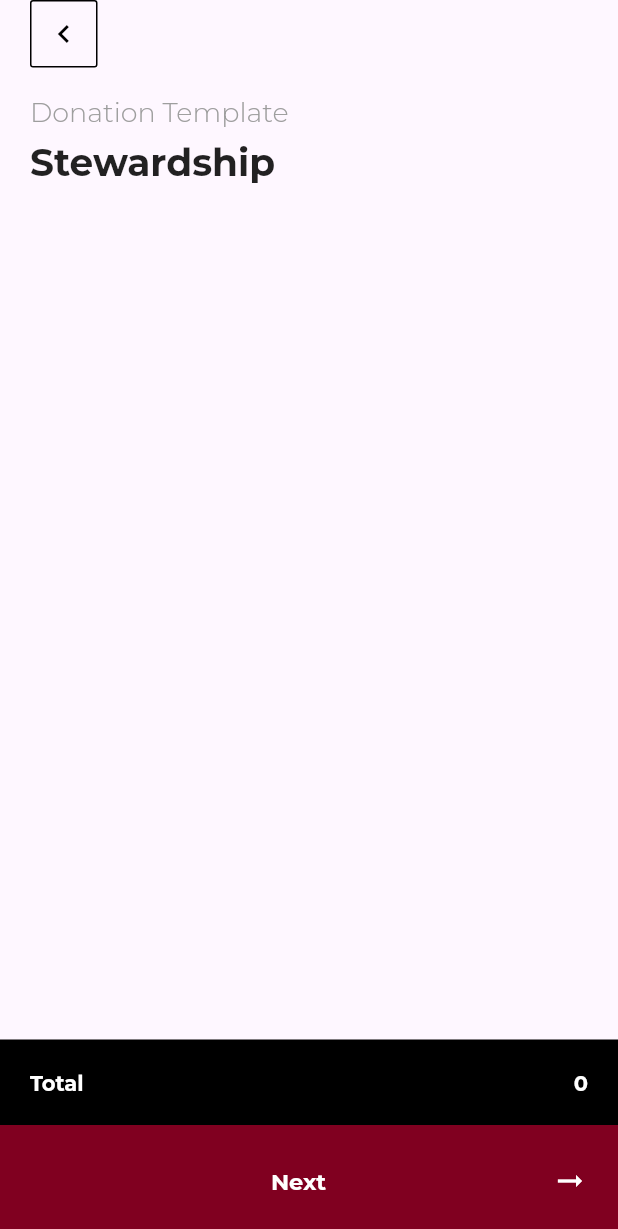
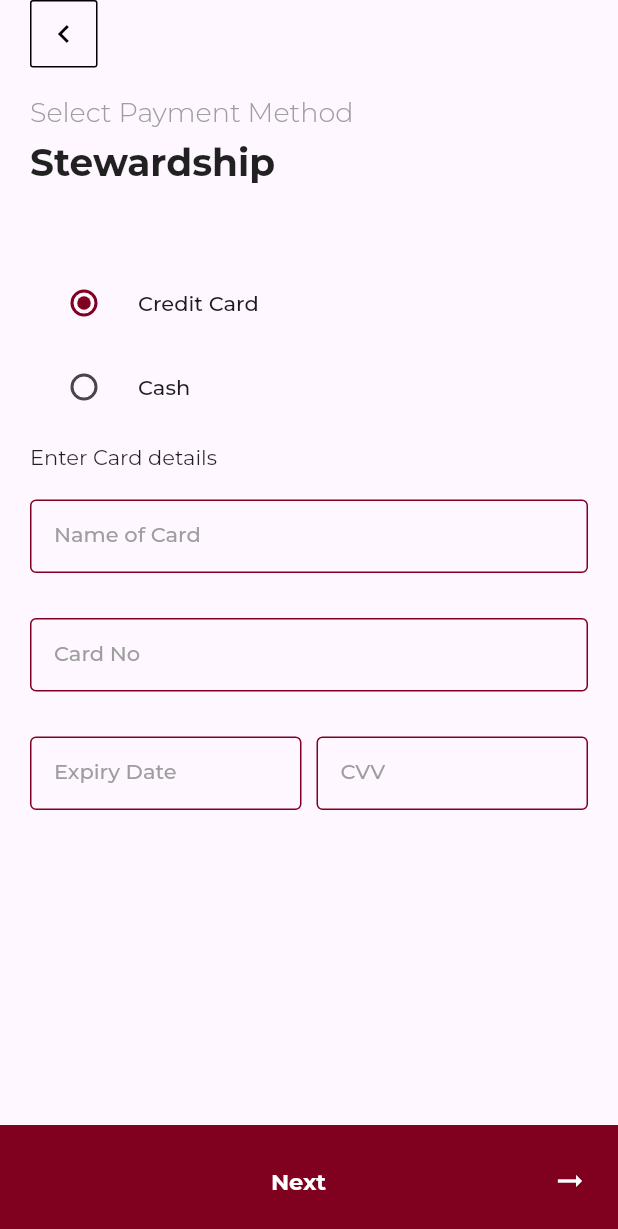
Before and after one commit to talhaK799/chuch-app, a Flutter app: the StewardshipPage screen opened by its route, after a tap on "New Donation", on a phone screen of 412 x 824 dp. Shown: the top 1229 px of the screen. Run offline on Flutter 3.47's test engine with Material 2 defaults, Android fonts, the phone set to English and light mode, and no system bars; our stand-ins replace cloud_firestore, cloud_functions, dio, dropdown_search, expandable, firebase_auth and 22 more; missing offline and left inert: country_list_pick, flutter_quill, google_place, hasura_connect, html_editor_enhanced, qr_code_scanner; accounts and stored records are empty; network calls fail; statements that could not run were skipped.

Commit message:
Stewardship in progress

```diff
--- a/lib/main.dart
+++ b/lib/main.dart
@@ -1,6 +1,3 @@
-import 'package:churchappenings/api/guest_chat_api.dart';
-import 'package:churchappenings/pages/search/search-controller.dart';
-import 'package:churchappenings/pages/search/search-page.dart';
 import 'package:churchappenings/services/authentication.dart';
 import 'package:churchappenings/services/firestore.dart';
 import 'package:churchappenings/services/hasura.dart';
--- a/lib/pages/tools/stewardship/create/create-stewardship-page.dart
+++ b/lib/pages/tools/stewardship/create/create-stewardship-page.dart
@@ -15,6 +15,7 @@ class CreateStewardshipPage extends StatelessWidget {
       appBar: transparentAppbar(),
       body: GetBuilder<CreateStewardshipController>(
         init: CreateStewardshipController(),
+        global: true,
         builder: (_) {
           if (_.loading) {
             return Center(child: CircularProgressIndicator());
@@ -111,6 +112,7 @@ class CreateStewardshipPage extends StatelessWidget {
               ),
               GestureDetector(
                 onTap: () {
+                  print(_.paymentMethod);
                   _.onSubmit();
                 },
                 child: buildBottomActionButton('Next'),
--- /dev/null
+++ b/lib/pages/tools/stewardship/create/payment_selection_page.dart
@@ -0,0 +1,183 @@
+import 'package:churchappenings/widgets/bottom-action-button.dart';
+import 'package:churchappenings/widgets/custom_text_field2.dart';
+import 'package:churchappenings/widgets/navigate-back-widget.dart';
+import 'package:churchappenings/widgets/transparentAppbar.dart';
+import 'package:flutter/material.dart';
+import 'package:get/get.dart';
+
+import '../../../../constants/red-material-color.dart';
+import 'create-stewardship-controller.dart';
+import 'create-stewardship-page.dart';
+
+class PaymentSelectionPage extends StatelessWidget {
+  PaymentSelectionPage({Key? key}) : super(key: key);
+  final _formKey = GlobalKey<FormState>();
+  @override
+  Widget build(BuildContext context) {
+    return Scaffold(
+      appBar: transparentAppbar(),
+      body: GetBuilder<CreateStewardshipController>(
+        init: CreateStewardshipController(),
+        global: true,
+        builder: (_) {
+          if (_.loading) {
+            return Center(child: CircularProgressIndicator());
+          }
+
+          return Column(
+            crossAxisAlignment: CrossAxisAlignment.start,
+            children: [
+              Expanded(
+                child: Padding(
+                  padding: const EdgeInsets.symmetric(horizontal: 20),
+                  child: SingleChildScrollView(
+                    child: Form(
+                      key: _formKey,
+                      child: Column(
+                        crossAxisAlignment: CrossAxisAlignment.start,
+                        children: [
+                          navigateToWidget(),
+                          SizedBox(height: 15),
+                          Text(
+                            'Select Payment Method',
+                            style: TextStyle(
+                              fontSize: 18,
+                              fontWeight: FontWeight.w300,
+                              height: 1.5,
+                              color: Colors.grey,
+                            ),
+                          ),
+                          Text(
+                            'Stewardship',
+                            style: TextStyle(
+                              fontSize: 25,
+                              fontWeight: FontWeight.w700,
+                              height: 1.5,
+                            ),
+                          ),
+                          SizedBox(height: 50),
+
+                          ///
+                          /// payment type selection
+                          ///
+                          Obx(
+                            () => Column(
+                              children: [
+                                RadioListTile(
+                                  activeColor: redColor,
+                                  title: Text('Credit Card'),
+                                  value: 'Card',
+                                  groupValue: _.paymentMethod.value,
+                                  onChanged: (value) {
+                                    _.paymentMethod = "Card".obs;
+                                    _.update();
+                                  },
+                                ),
+                                RadioListTile(
+                                  activeColor: redColor,
+                                  title: Text('Cash'),
+                                  value: 'Cash',
+                                  groupValue: _.paymentMethod.value,
+                                  onChanged: (value) {
+                                    _.paymentMethod = "Cash".obs;
+                                    _.update();
+                                  },
+                                ),
+                              ],
+                            ),
+                          ),
+
+                          ///
+                          /// Card details
+                          ///
+                          ///
+                          _.paymentMethod.value == "Card"
+                              ? Column(
+                                  crossAxisAlignment: CrossAxisAlignment.start,
+                                  children: [
+                                    SizedBox(height: 10),
+                                    Text("Enter Card details"),
+                                    SizedBox(height: 10),
+                                    CustomTextField2(
+                                      labelText: 'Name of Card',
+                                      hintText: 'e.g: Smith',
+                                      controller: _.nameController,
+                                      keyboardType: TextInputType.text,
+                                      validator: (value) {
+                                        if (value!.isEmpty) {
+                                          return 'Please the name as appear o card';
+                                        }
+                                        return null;
+                                      },
+                                    ),
+                                    SizedBox(height: 10),
+                                    CustomTextField2(
+                                      controller: _.cardNoController,
+                                      labelText: 'Card No',
+                                      hintText: 'xxxx xxxx xxxx xxxx',
+                                      keyboardType: TextInputType.text,
+                                      validator: (value) {
+                                        if (value!.isEmpty) {
+                                          return 'Please enter the card no.';
+                                        }
+                                        return null;
+                                      },
+                                    ),
+                                    SizedBox(height: 10),
+                                    Row(
+                                      children: [
+                                        Expanded(
+                                          child: CustomTextField2(
+                                            labelText: 'Expiry Date',
+                                            hintText: 'xx/xx',
+                                            controller: _.expiryDateController,
+                                            keyboardType: TextInputType.text,
+                                            validator: (value) {
+                                              if (value!.isEmpty) {
+                                                return 'Please enter the card expiry.';
+                                              }
+                                              return null;
+                                            },
+                                          ),
+                                        ),
+                                        SizedBox(width: 10),
+                                        Expanded(
+                                          child: CustomTextField2(
+                                            labelText: 'CVV',
+                                            hintText: 'xxx',
+                                            keyboardType: TextInputType.text,
+                                            controller: _.cvvController,
+                                            validator: (value) {
+                                              if (value!.isEmpty) {
+                                                return 'Please enter the cvv no.';
+                                              }
+                                              return null;
+                                            },
+                                          ),
+                                        ),
+                                      ],
+                                    ),
+                                  ],
+                                )
+                              : Container()
+                        ],
+                      ),
+                    ),
+                  ),
+                ),
+              ),
+              GestureDetector(
+                onTap: () {
+                  if (_formKey.currentState!.validate()) {
+                    Get.to(CreateStewardshipPage());
+                  }
+                },
+                child: buildBottomActionButton('Next'),
+              ),
+            ],
+          );
+        },
+      ),
+    );
+  }
+}
--- a/lib/pages/tools/stewardship/stewardship-page.dart
+++ b/lib/pages/tools/stewardship/stewardship-page.dart
@@ -1,6 +1,7 @@
 import 'package:churchappenings/constants/red-material-color.dart';
 import 'package:churchappenings/pages/tools/stewardship/admin/stewardship-admin-page.dart';
 import 'package:churchappenings/pages/tools/stewardship/create/create-stewardship-page.dart';
+import 'package:churchappenings/pages/tools/stewardship/create/payment_selection_page.dart';
 import 'package:churchappenings/pages/tools/stewardship/single/single-stewardship-page.dart';
 import 'package:churchappenings/pages/tools/stewardship/stewardship-controller.dart';
 import 'package:churchappenings/utils/format-date-time.dart';
@@ -44,7 +45,7 @@ class StewardshipPage extends StatelessWidget {
                           SizedBox(width: 10),
                           GestureDetector(
                             onTap: () {
-                              Get.to(CreateStewardshipPage());
+                              Get.to(PaymentSelectionPage());
                             },
                             child: Text(
                               'New Donation',
--- a/lib/services/hasura.dart
+++ b/lib/services/hasura.dart
@@ -126,6 +126,8 @@ class HasuraService extends GetxController {
         log('jjjjjjjjj');
 
         final auth = Authentication();
+        Get.snackbar(
+            "Session Expired!", "Your session expired, please login again");
         await auth.signOut();
 
         // logout();
```
Also changed, not shown: lib/pages/bulletins/add assignment/add_assignment.dart (+80 -63 lines), lib/pages/search/search-details/search-details-page.dart (+29 -30 lines), lib/pages/tools/stewardship/create/create-stewardship-controller.dart (+46 -2 lines).
